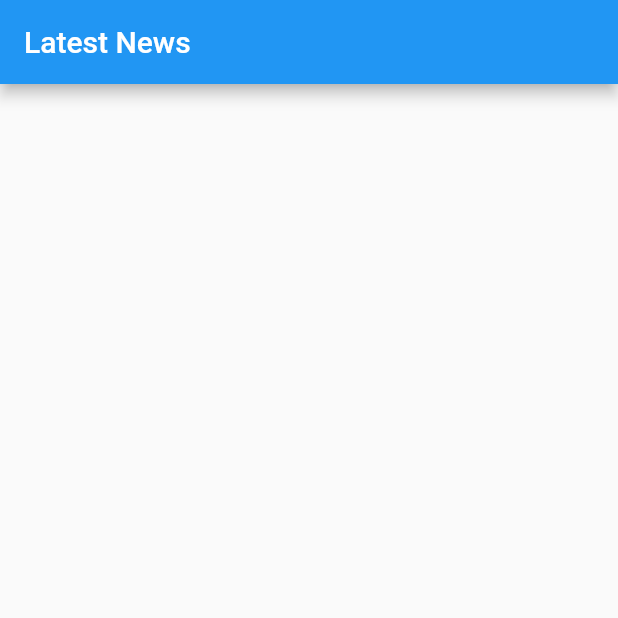
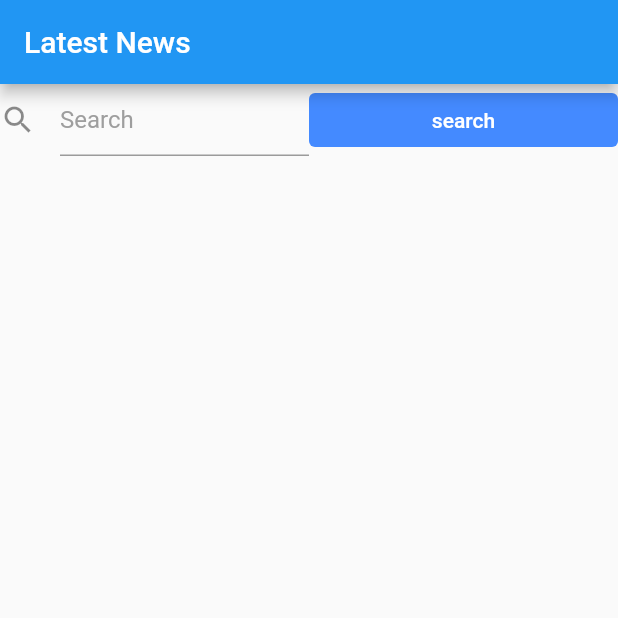
Before and after one commit to CHRISANTHOS/NewsApp, a Flutter app: the screen it shows after launch, on a phone screen of 412 x 824 dp, the top half of it. Run offline on Flutter 3.47's test engine with Material 2 defaults, Android fonts, the phone set to English and light mode, and no system bars; drawn by our look-alikes of flutter_progress_hud; network calls fail.

Commit message:
added text field forms for getting news from related text input from user

```diff
--- a/lib/main.dart
+++ b/lib/main.dart
@@ -1,5 +1,5 @@
 import 'package:flutter/material.dart';
-import 'package:newsapp/pages/newsList.dart';
+import 'package:newsapp/pages/newsListPage.dart';
 import 'package:newsapp/viewmodels/newsArticleListViewModel.dart';
 import 'package:provider/provider.dart';
 
@@ -15,7 +15,7 @@ class MyApp extends StatelessWidget {
       title: 'Latest News',
       home: ChangeNotifierProvider(
           create: (BuildContext context) => NewsArticleListViewModel(),
-              child: NewsList(),
+              child: NewsListPage(),
       )
     );
   }
--- a/lib/pages/newsList.dart
+++ b/lib/pages/newsList.dart
@@ -1,32 +1,14 @@
 import 'package:flutter/material.dart';
+import 'package:provider/provider.dart';
 import 'package:newsapp/viewmodels/newsArticleListViewModel.dart';
-import 'package:provider/provider.dart';
 
-class NewsList extends StatefulWidget {
-
-  @override
-  State<NewsList> createState() => _NewsListState();
-}
-
-class _NewsListState extends State<NewsList> {
-  @override
-  void initState() {
-    // TODO: implement initState
-    super.initState();
-    Provider.of<NewsArticleListViewModel>(context, listen: false).populateTopHeadlines();
-  }
+class NewsList extends StatelessWidget {
   @override
   Widget build(BuildContext context) {
-
     final vm = Provider.of<NewsArticleListViewModel>(context);
-
-    return Scaffold(
-      appBar: AppBar(
-        title: const Text('Latest News'),
-      ),
-      body: ListView.builder(
+    return ListView.builder(
         itemCount: vm.articles.length,
-          itemBuilder: (context, index){
+        itemBuilder: (context, index){
           return ListTile(
             leading: Container(
               width: 100,
@@ -35,8 +17,7 @@ class _NewsListState extends State<NewsList> {
             ),
             title: Text(vm.articles[index].title),
           );
-          }
-      ),
+        }
     );
   }
 }
--- /dev/null
+++ b/lib/pages/newsListPage.dart
@@ -0,0 +1,74 @@
+import 'package:flutter/material.dart';
+import 'package:newsapp/viewmodels/newsArticleListViewModel.dart';
+import 'package:provider/provider.dart';
+import 'newsList.dart';
+import 'package:flutter_progress_hud/flutter_progress_hud.dart';
+
+String? search;
+class NewsListPage extends StatefulWidget {
+  @override
+  State<NewsListPage> createState() => _NewsListPageState();
+}
+
+class _NewsListPageState extends State<NewsListPage> {
+  @override
+  void initState() {
+    // TODO: implement initState
+    super.initState();
+    Provider.of<NewsArticleListViewModel>(context, listen: false)
+        .populateTopHeadlines();
+  }
+
+  @override
+  Widget build(BuildContext context) {
+
+    return Scaffold(
+        appBar: AppBar(
+          title: const Text('Latest News'),
+        ),
+        body: ProgressHUD(
+          child: Builder(builder: (context) {
+            return Column(
+              children: [
+                Row(
+                  children: [
+                    Expanded(
+                      child: TextField(
+                        decoration: const InputDecoration(
+                            icon: Icon(Icons.search),
+                            hintText: 'Search',
+                            hintStyle: TextStyle(color: Colors.grey)),
+                        onChanged: (value) {
+                          search = value;
+                        },
+                      ),
+                    ),
+                    Expanded(
+                      child: TextButton(
+                        style: ButtonStyle(
+                          backgroundColor: MaterialStateProperty.all(Colors.blueAccent),
+                        ),
+                        onPressed: (){
+                          final progress = ProgressHUD.of(context);
+                          progress?.show();
+                          FocusScopeNode currentFocus = FocusScope.of(context);
+                          currentFocus.unfocus();
+                          Provider.of<NewsArticleListViewModel>(context, listen: false)
+                              .populateSearchHeadlines(search!);
+                          progress?.dismiss();
+                        },
+                        child: Text('search', style: TextStyle(color: Colors.white),),
+                      ),
+                    )
+                  ],
+                ),
+                Expanded(
+                    child: Container(
+                  child: NewsList(),
+                ))
+              ],
+            );
+          }),
+        ));
+  }
+}
--- a/lib/services/webservices.dart
+++ b/lib/services/webservices.dart
@@ -1,15 +1,27 @@
 import 'dart:convert';
-
+import 'package:newsapp/utilities/constants.dart';
 import 'package:http/http.dart' as http;
 import 'package:newsapp/models/newsArticle.dart';
 
 class WebServices{
 
-  String url = 'https://newsapi.org/v2/top-headlines?country=ng&apiKey=6a545aaa71104c9a951a46f4b068e41c';
-
   Future<List<NewsArticle>> fetchTopHeadlines()async{
 
-    http.Response response = await http.get(Uri.parse(url));
+    http.Response response = await http.get(Uri.parse(Constants.TOP_HEADLINES_URL));
+
+    if(response.statusCode == 200){
+      final result = jsonDecode(response.body);
+      Iterable list = result['articles'];
+      print('done');
+      return list.map((article) => NewsArticle.fromJson(article)).toList();
+    }else{
+      throw Exception('Can\'t get news data');
+    }
+
+  }
+  Future<List<NewsArticle>> searchHeadlines(String search)async{
+
+    http.Response response = await http.get(Uri.parse(Constants.SEARCH_HEADLINES(search)));
 
     if(response.statusCode == 200){
       final result = jsonDecode(response.body);
--- /dev/null
+++ b/lib/utilities/constants.dart
@@ -0,0 +1,10 @@
+
+class Constants{
+
+  static String TOP_HEADLINES_URL = 'https://newsapi.org/v2/top-headlines?country=ng&apiKey=6a545aaa71104c9a951a46f4b068e41c';
+
+  static String SEARCH_HEADLINES (String search){
+    return 'https://newsapi.org/v2/everything?q=$search&apiKey=6a545aaa71104c9a951a46f4b068e41c';
+  }
+
+}
--- a/lib/viewmodels/newsArticleListViewModel.dart
+++ b/lib/viewmodels/newsArticleListViewModel.dart
@@ -16,4 +16,10 @@ class NewsArticleListViewModel extends ChangeNotifier{
     notifyListeners();
   }
 
+  Future<void> populateSearchHeadlines(String search)async{
+    List<NewsArticle> newsArticle = await WebServices().searchHeadlines(search);
+    articles = newsArticle.map((article) => NewsArticleViewModel(article: article)).toList();
+    notifyListeners();
+  }
+
 }
```
